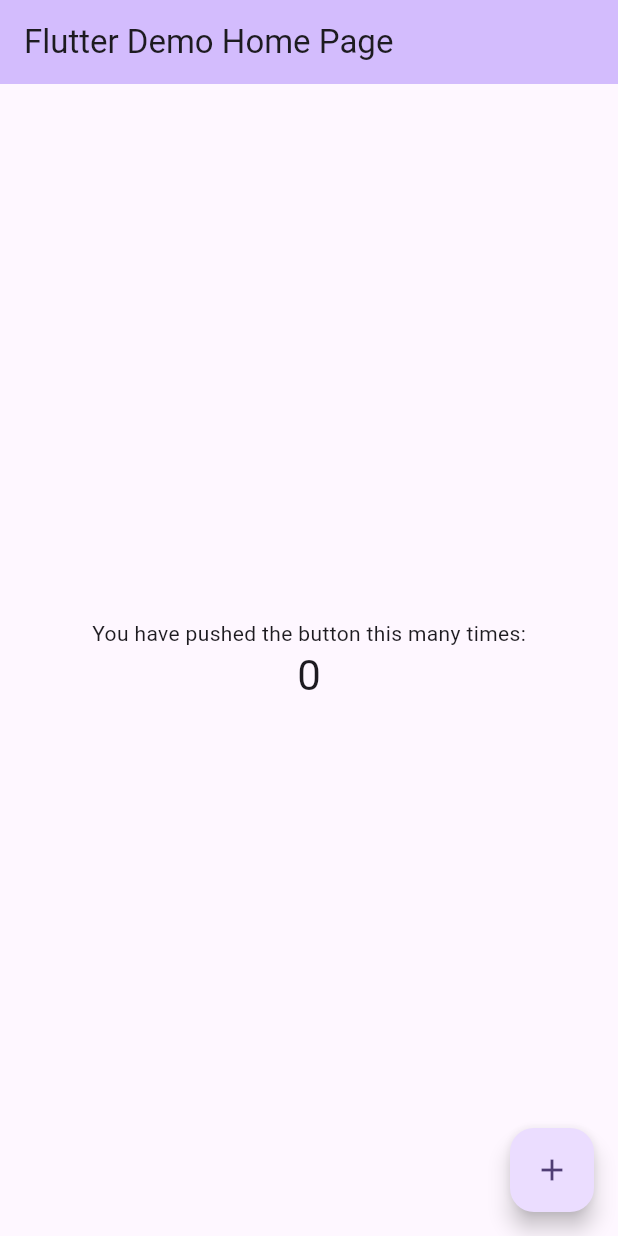
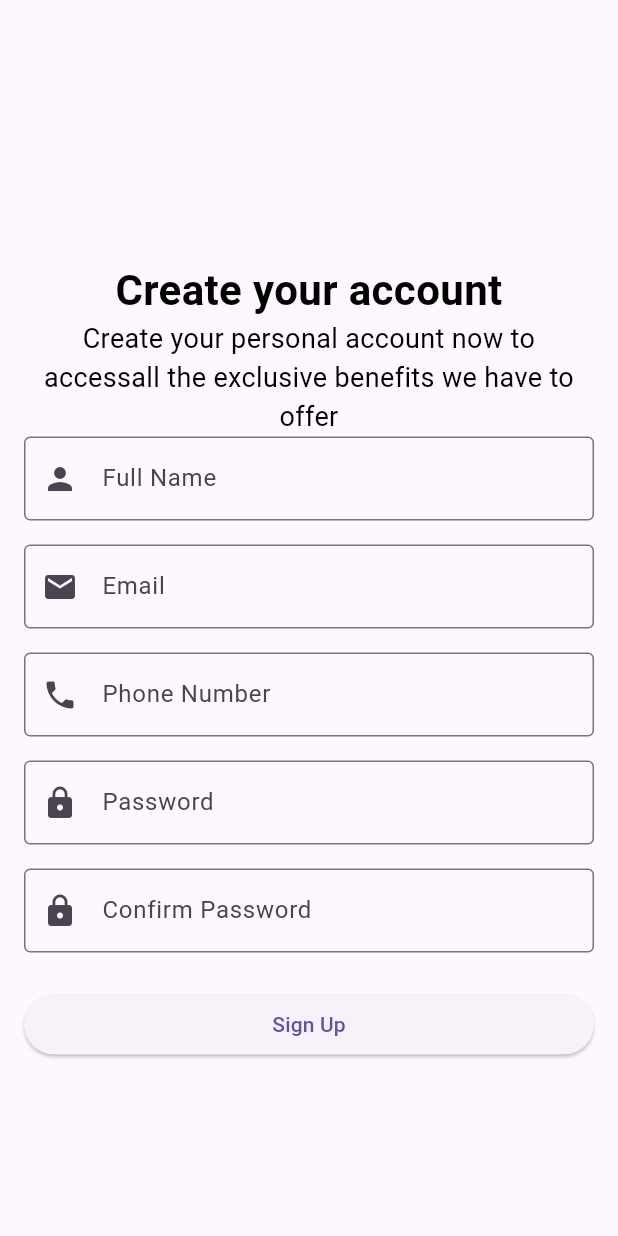
Before and after one commit to nnanjum1/HotelDine, a Flutter app: the screen it shows after launch, on a phone screen of 412 x 824 dp. Run offline on Flutter 3.47's test engine with Material 3 defaults, Android fonts, the phone set to English and light mode, and no system bars.

Commit message:
Sign page added only ui

```diff
--- a/lib/log.dart
+++ /dev/null
@@ -1,78 +0,0 @@
-import 'package:flutter/material.dart';
-
-void main() {
-  runApp(const MyApp());
-}
-
-class MyApp extends StatelessWidget {
-  const MyApp({super.key});
-
-
-  @override
-  Widget build(BuildContext context) {
-    return MaterialApp(
-      title: 'HotelDine',
-      theme: ThemeData(
-
-        colorScheme: ColorScheme.fromSeed(seedColor: Colors.deepPurple),
-        useMaterial3: true,
-      ),
-      home: const MyHomePage(title: 'Flutter Demo Home Page'),
-    );
-  }
-}
-
-class MyHomePage extends StatefulWidget {
-  const MyHomePage({super.key, required this.title});
-
-
-
-  final String title;
-
-  @override
-  State<MyHomePage> createState() => _MyHomePageState();
-}
-
-class _MyHomePageState extends State<MyHomePage> {
-  int _counter = 0;
-
-  void _incrementCounter() {
-    setState(() {
-      _counter++;
-    });
-  }
-
-  @override
-  Widget build(BuildContext context) {
-
-    return Scaffold(
-      appBar: AppBar(
-
-        backgroundColor: Theme.of(context).colorScheme.inversePrimary,
-
-        title: Text(widget.title),
-      ),
-      body: Center(
-
-        child: Column(
-
-          mainAxisAlignment: MainAxisAlignment.center,
-          children: <Widget>[
-            const Text(
-              'You have pushed the button this many times:',
-            ),
-            Text(
-              '$_counter',
-              style: Theme.of(context).textTheme.headlineMedium,
-            ),
-          ],
-        ),
-      ),
-      floatingActionButton: FloatingActionButton(
-        onPressed: _incrementCounter,
-        tooltip: 'Increment',
-        child: const Icon(Icons.add),
-      ),
-    );
-  }
-}
--- a/lib/main.dart
+++ b/lib/main.dart
@@ -1,4 +1,5 @@
 import 'package:flutter/material.dart';
+import 'package:hoteldineflutter/pages/signup.dart';
 
 void main() {
   runApp(const MyApp());
@@ -12,67 +13,11 @@ class MyApp extends StatelessWidget {
   Widget build(BuildContext context) {
     return MaterialApp(
       title: 'HotelDine',
+      debugShowCheckedModeBanner: false,
       theme: ThemeData(
 
-        colorScheme: ColorScheme.fromSeed(seedColor: Colors.deepPurple),
-        useMaterial3: true,
       ),
-      home: const MyHomePage(title: 'Flutter Demo Home Page'),
+      home: const signup(),
     );
   }
 }
-
-class MyHomePage extends StatefulWidget {
-  const MyHomePage({super.key, required this.title});
-
-
-
-  final String title;
-
-  @override
-  State<MyHomePage> createState() => _MyHomePageState();
-}
-
-class _MyHomePageState extends State<MyHomePage> {
-  int _counter = 0;
-
-  void _incrementCounter() {
-    setState(() {
-      _counter++;
-    });
-  }
-
-  @override
-  Widget build(BuildContext context) {
-
-    return Scaffold(
-      appBar: AppBar(
-
-        backgroundColor: Theme.of(context).colorScheme.inversePrimary,
-
-        title: Text(widget.title),
-      ),
-      body: Center(
-
-        child: Column(
-
-          mainAxisAlignment: MainAxisAlignment.center,
-          children: <Widget>[
-            const Text(
-              'You have pushed the button this many times:',
-            ),
-            Text(
-              '$_counter',
-              style: Theme.of(context).textTheme.headlineMedium,
-            ),
-          ],
-        ),
-      ),
-      floatingActionButton: FloatingActionButton(
-        onPressed: _incrementCounter,
-        tooltip: 'Increment',
-        child: const Icon(Icons.add),
-      ),
-    );
-  }
-}
--- /dev/null
+++ b/lib/pages/signup.dart
@@ -0,0 +1,159 @@
+import 'package:flutter/material.dart';
+class signup extends StatelessWidget {
+  const signup({super.key});
+
+  @override
+  Widget build(BuildContext context) {
+    final _formKey = GlobalKey<FormState>(); // For validation and form handling
+
+    return Scaffold(
+      appBar: AppBar(),
+      body: Center(
+        child: SingleChildScrollView(
+          padding: const EdgeInsets.all(16.0),
+          child: Form(
+            key: _formKey,
+            child: Column(
+              crossAxisAlignment: CrossAxisAlignment.stretch,
+              children: [
+                // Full Name Field
+
+                Text(
+                  'Create your account',
+                  style: TextStyle(
+                    fontSize: 28, // Text size
+                    fontWeight: FontWeight.bold, // Font weight
+                    color: Colors.black, // Text color
+                  ),
+                  textAlign: TextAlign.center,
+                ), // <-- Added missing closing parenthesis here
+
+
+                Text(
+                  'Create your personal account now to access'
+                  'all the exclusive benefits we have to offer',
+                  style: TextStyle(
+                    fontSize: 18, // Text size
+                    fontWeight: FontWeight.normal, // Font weight
+                    color: Colors.black,
+                    // Text color
+                  ),
+                  textAlign: TextAlign.center,
+                ), // <-- Added missing closing parenthesis here
+
+
+                TextFormField(
+                  decoration: const InputDecoration(
+                    labelText: 'Full Name',
+
+                    border: OutlineInputBorder(
+
+                    ),
+                    prefixIcon: Icon(Icons.person),
+                  ),
+                  validator: (value) {
+                    if (value == null || value.isEmpty) {
+                      return 'Please enter your full name';
+                    }
+                    return null;
+                  },
+                ),
+                const SizedBox(height: 16.0),
+
+                // Email Field
+                TextFormField(
+                  decoration: const InputDecoration(
+                    labelText: 'Email',
+                    border: OutlineInputBorder(),
+                    prefixIcon: Icon(Icons.email),
+                  ),
+                  keyboardType: TextInputType.emailAddress,
+                  validator: (value) {
+                    if (value == null || value.isEmpty) {
+                      return 'Please enter your email';
+                    }
+                    if (!RegExp(r'^[^@]+@[^@]+\.[^@]+').hasMatch(value)) {
+                      return 'Please enter a valid email';
+                    }
+                    return null;
+                  },
+                ),
+                const SizedBox(height: 16.0),
+
+                // Phone Number Field
+                TextFormField(
+                  decoration: const InputDecoration(
+                    labelText: 'Phone Number',
+                    border: OutlineInputBorder(),
+                    prefixIcon: Icon(Icons.phone),
+                  ),
+                  keyboardType: TextInputType.phone,
+                  validator: (value) {
+                    if (value == null || value.isEmpty) {
+                      return 'Please enter your phone number';
+                    }
+                    if (!RegExp(r'^\d{10}$').hasMatch(value)) {
+                      return 'Please enter a valid 10-digit phone number';
+                    }
+                    return null;
+                  },
+                ),
+                const SizedBox(height: 16.0),
+
+                // Password Field
+                TextFormField(
+                  decoration: const InputDecoration(
+                    labelText: 'Password',
+                    border: OutlineInputBorder(),
+                    prefixIcon: Icon(Icons.lock),
+                  ),
+                  obscureText: true,
+                  validator: (value) {
+                    if (value == null || value.isEmpty) {
+                      return 'Please enter your password';
+                    }
+                    if (value.length < 6) {
+                      return 'Password must be at least 6 characters long';
+                    }
+                    return null;
+                  },
+                ),
+                const SizedBox(height: 16.0),
+
+                // Confirm Password Field
+                TextFormField(
+                  decoration: const InputDecoration(
+                    labelText: 'Confirm Password',
+                    border: OutlineInputBorder(),
+                    prefixIcon: Icon(Icons.lock),
+                  ),
+                  obscureText: true,
+                  validator: (value) {
+                    if (value == null || value.isEmpty) {
+                      return 'Please confirm your password';
+                    }
+                    return null;
+                  },
+                ),
+                const SizedBox(height: 24.0),
+
+                // Submit Button
+                ElevatedButton(
+                  onPressed: () {
+                    if (_formKey.currentState!.validate()) {
+                      // Perform sign-up logic
+                      ScaffoldMessenger.of(context).showSnackBar(
+                        const SnackBar(content: Text('Processing Data')),
+                      );
+                    }
+                  },
+                  child: const Text('Sign Up'),
+                ),
+              ],
+            ),
+          ),
+        ),
+      ),
+    );
+  }
+}
--- a/lib/signup.dart
+++ /dev/null
@@ -1,78 +0,0 @@
-import 'package:flutter/material.dart';
-
-void main() {
-  runApp(const MyApp());
-}
-
-class MyApp extends StatelessWidget {
-  const MyApp({super.key});
-
-
-  @override
-  Widget build(BuildContext context) {
-    return MaterialApp(
-      title: 'HotelDine',
-      theme: ThemeData(
-
-        colorScheme: ColorScheme.fromSeed(seedColor: Colors.deepPurple),
-        useMaterial3: true,
-      ),
-      home: const MyHomePage(title: 'Flutter Demo Home Page'),
-    );
-  }
-}
-
-class MyHomePage extends StatefulWidget {
-  const MyHomePage({super.key, required this.title});
-
-
-
-  final String title;
-
-  @override
-  State<MyHomePage> createState() => _MyHomePageState();
-}
-
-class _MyHomePageState extends State<MyHomePage> {
-  int _counter = 0;
-
-  void _incrementCounter() {
-    setState(() {
-      _counter++;
-    });
-  }
-
-  @override
-  Widget build(BuildContext context) {
-
-    return Scaffold(
-      appBar: AppBar(
-
-        backgroundColor: Theme.of(context).colorScheme.inversePrimary,
-
-        title: Text(widget.title),
-      ),
-      body: Center(
-
-        child: Column(
-
-          mainAxisAlignment: MainAxisAlignment.center,
-          children: <Widget>[
-            const Text(
-              'You have pushed the button this many times:',
-            ),
-            Text(
-              '$_counter',
-              style: Theme.of(context).textTheme.headlineMedium,
-            ),
-          ],
-        ),
-      ),
-      floatingActionButton: FloatingActionButton(
-        onPressed: _incrementCounter,
-        tooltip: 'Increment',
-        child: const Icon(Icons.add),
-      ),
-    );
-  }
-}
```
Also changed, not shown: lib/pages/log.dart (added, +10 -0 lines), lib/pages/getStartedPage.dart (renamed from lib/getStartedPage.dart).
